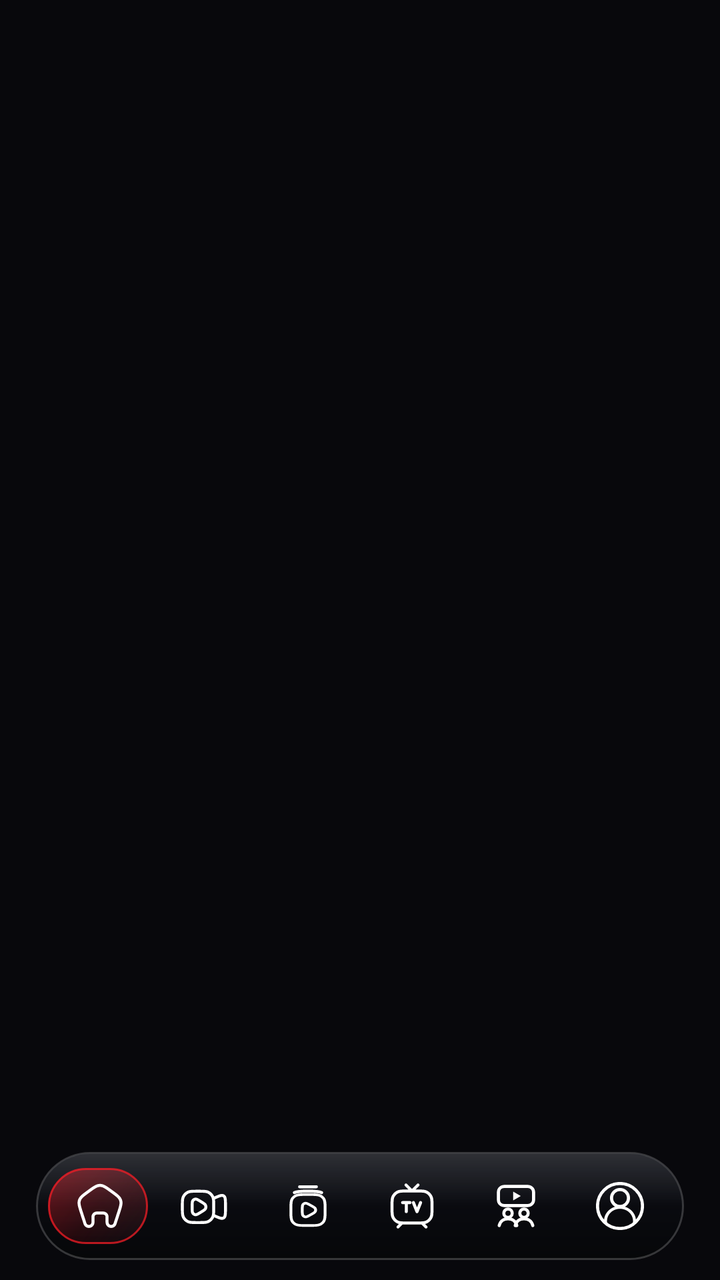
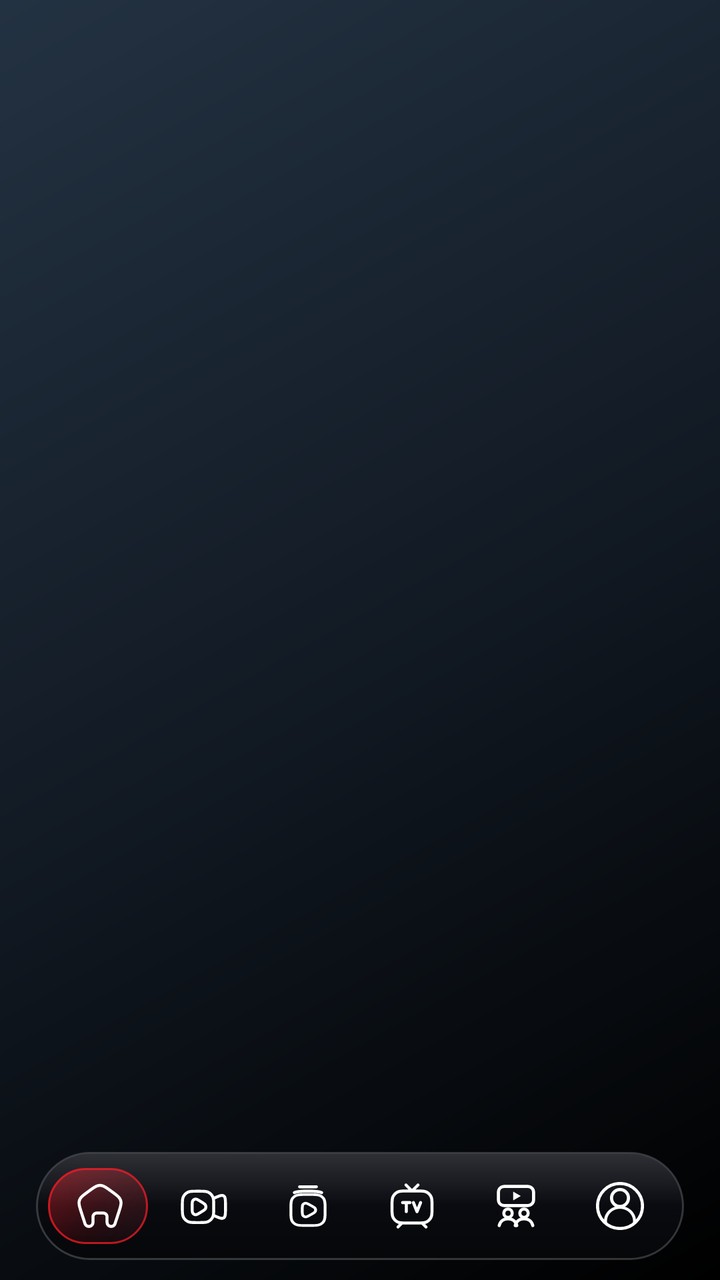

Compare the two renders of this Android layout. The source of the first and the diff that turns it into the second are given below.
<!-- AndroidManifest.xml: application theme Theme.MaterialComponents.DayNight.NoActionBar -->
<!-- res/layout/activity_main.xml -->
<?xml version="1.0" encoding="utf-8"?>
<FrameLayout xmlns:android="http://schemas.android.com/apk/res/android"
    android:layout_width="match_parent"
    android:layout_height="match_parent"
    android:background="#08080C"
    android:layoutDirection="ltr">

    <FrameLayout
        android:id="@+id/fragmentContainer"
        android:layout_width="match_parent"
        android:layout_height="match_parent" />

    
    <FrameLayout
        android:id="@+id/floatingBottomBar"
        android:layout_width="match_parent"
        android:layout_height="54dp"
        android:layout_gravity="bottom"
        android:layout_marginHorizontal="18dp"
        android:layout_marginBottom="10dp"
        android:background="@drawable/bg_floating_nav_pill"
        android:elevation="22dp"
        android:layoutDirection="ltr"
        android:paddingHorizontal="6dp">

        
        <FrameLayout
            android:id="@+id/liveTvCircleBg"
            android:layout_width="50dp"
            android:layout_height="38dp"
            android:layout_gravity="center_vertical|left"
            android:background="@drawable/bg_nav_tv_active_circle" />

        
        <LinearLayout
            android:id="@+id/navTabsRow"
            android:layout_width="match_parent"
            android:layout_height="match_parent"
            android:gravity="center_vertical"
            android:layoutDirection="ltr"
            android:orientation="horizontal"
            android:weightSum="6">

            <FrameLayout
                android:id="@+id/navTabHome"
                android:layout_width="0dp"
                android:layout_height="match_parent"
                android:layout_weight="1">

                <ImageView
                    android:id="@+id/ivNavHome"
                    android:layout_width="24dp"
                    android:layout_height="24dp"
                    android:layout_gravity="center"
                    android:src="@drawable/ic_nav_home" />
            </FrameLayout>

            <FrameLayout
                android:id="@+id/navTabMovies"
                android:layout_width="0dp"
                android:layout_height="match_parent"
                android:layout_weight="1">

                <ImageView
                    android:id="@+id/ivNavMovies"
                    android:layout_width="24dp"
                    android:layout_height="24dp"
                    android:layout_gravity="center"
                    android:src="@drawable/ic_nav_movies" />
            </FrameLayout>

            <FrameLayout
                android:id="@+id/navTabSeries"
                android:layout_width="0dp"
                android:layout_height="match_parent"
                android:layout_weight="1">

                <ImageView
                    android:id="@+id/ivNavSeries"
                    android:layout_width="24dp"
                    android:layout_height="24dp"
                    android:layout_gravity="center"
                    android:src="@drawable/ic_nav_series" />
            </FrameLayout>

            <FrameLayout
                android:id="@+id/navTabLive"
                android:layout_width="0dp"
                android:layout_height="match_parent"
                android:layout_weight="1">

                <ImageView
                    android:id="@+id/ivNavLive"
                    android:layout_width="24dp"
                    android:layout_height="24dp"
                    android:layout_gravity="center"
                    android:src="@drawable/ic_nav_live_tv" />
            </FrameLayout>

            <FrameLayout
                android:id="@+id/navTabMatches"
                android:layout_width="0dp"
                android:layout_height="match_parent"
                android:layout_weight="1">

                <ImageView
                    android:id="@+id/ivNavMatches"
                    android:layout_width="24dp"
                    android:layout_height="24dp"
                    android:layout_gravity="center"
                    android:src="@drawable/ic_nav_events" />
            </FrameLayout>

            <FrameLayout
                android:id="@+id/navTabWatch"
                android:layout_width="0dp"
                android:layout_height="match_parent"
                android:layout_weight="1">

                <ImageView
                    android:id="@+id/ivNavProfile"
                    android:layout_width="24dp"
                    android:layout_height="24dp"
                    android:layout_gravity="center"
                    android:src="@drawable/ic_nav_profile" />
            </FrameLayout>

        </LinearLayout>
    </FrameLayout>
</FrameLayout>
<!-- resources referenced by this layout -->
<resources>
  <!-- drawable bg_floating_nav_pill (drawable) -->
  <?xml version="1.0" encoding="utf-8"?>
  <layer-list xmlns:android="http://schemas.android.com/apk/res/android">
      
      <item>
          <shape android:shape="rectangle">
              <gradient
                  android:angle="270"
                  android:startColor="#F2101219"
                  android:centerColor="#F6090A0F"
                  android:endColor="#FA050608"
                  android:type="linear" />
              <corners android:radius="28dp" />
              <stroke
                  android:width="1dp"
                  android:color="#30FFFFFF" />
          </shape>
      </item>
  
      
      <item
          android:bottom="27dp"
          android:left="1dp"
          android:right="1dp"
          android:top="1dp">
          <shape android:shape="rectangle">
              <gradient
                  android:angle="270"
                  android:startColor="#1FFFFFFF"
                  android:endColor="#00FFFFFF"
                  android:type="linear" />
              <corners
                  android:bottomLeftRadius="0dp"
                  android:bottomRightRadius="0dp"
                  android:topLeftRadius="27dp"
                  android:topRightRadius="27dp" />
          </shape>
      </item>
  </layer-list>
  <!-- drawable bg_nav_tv_active_circle (drawable) -->
  <?xml version="1.0" encoding="utf-8"?>
  <layer-list xmlns:android="http://schemas.android.com/apk/res/android">
      <item>
          <shape android:shape="rectangle">
              <gradient
                  android:angle="315"
                  android:startColor="#4DE50914"
                  android:centerColor="#2999060E"
                  android:endColor="#BF0C0D12"
                  android:type="linear" />
              <corners android:radius="19dp" />
          </shape>
      </item>
      <item>
          <shape android:shape="rectangle">
              <gradient
                  android:angle="270"
                  android:startColor="#30FF525E"
                  android:endColor="#00000000"
                  android:type="linear" />
              <corners android:radius="19dp" />
              <stroke
                  android:width="1.1dp"
                  android:color="#B3FF1E27" />
          </shape>
      </item>
  </layer-list>
  <!-- unchanged entries left out for length: 6 -->
</resources>

<!-- the commit's change to res/layout/activity_main.xml (unified diff, before → after) -->
@@ -2,7 +2,7 @@
 <FrameLayout xmlns:android="http://schemas.android.com/apk/res/android"
     android:layout_width="match_parent"
     android:layout_height="match_parent"
-    android:background="#08080C"
+    android:background="@drawable/bg_app_ambient_luxury"
     android:layoutDirection="ltr">
 
     <FrameLayout
<!-- resource entries referenced after the edit -->
@@ -1,5 +1,27 @@
 <!-- resources referenced by this layout -->
 <resources>
+  <!-- drawable bg_app_ambient_luxury (drawable) -->
+  <?xml version="1.0" encoding="utf-8"?>
+  <layer-list xmlns:android="http://schemas.android.com/apk/res/android">
+      
+      <item>
+          <shape android:shape="rectangle">
+              <solid android:color="#000000" />
+          </shape>
+      </item>
+  
+      
+      <item>
+          <shape android:shape="rectangle">
+              <gradient
+                  android:angle="315"
+                  android:centerColor="#121A24"
+                  android:endColor="#000000"
+                  android:startColor="#233242"
+                  android:type="linear" />
+          </shape>
+      </item>
+  </layer-list>
   <!-- drawable bg_floating_nav_pill (drawable) -->
   <?xml version="1.0" encoding="utf-8"?>
   <layer-list xmlns:android="http://schemas.android.com/apk/res/android">
